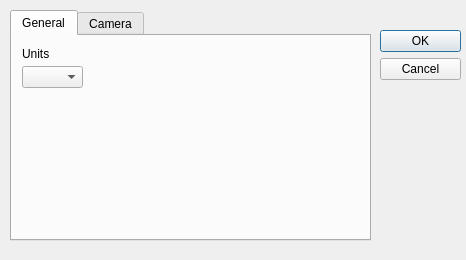
First picture: the form in core/sbmonitor/gui/designer/SettingsDialog.ui, repository DrAlta/smartbody, before the edit.
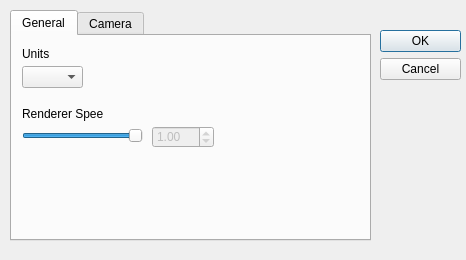
Second picture: the form after the edit.

Commit message: sbmonitor- the utils tab now automatically refreshes when connecting to an sb process. Added a renderer time scale slider to the settings menu that sends vhmsgs to the renderer for setting the update time.

Diff of the .ui file:
```diff
--- a/core/sbmonitor/gui/designer/SettingsDialog.ui
+++ b/core/sbmonitor/gui/designer/SettingsDialog.ui
@@ -68,6 +68,54 @@
       <string>Units</string>
      </property>
     </widget>
+    <widget class="QSlider" name="rendererSpeedSlider">
+     <property name="geometry">
+      <rect>
+       <x>10</x>
+       <y>90</y>
+       <width>121</width>
+       <height>19</height>
+      </rect>
+     </property>
+     <property name="maximum">
+      <number>100</number>
+     </property>
+     <property name="value">
+      <number>100</number>
+     </property>
+     <property name="orientation">
+      <enum>Qt::Horizontal</enum>
+     </property>
+    </widget>
+    <widget class="QLabel" name="rendererSpeedLabel">
+     <property name="geometry">
+      <rect>
+       <x>10</x>
+       <y>70</y>
+       <width>81</width>
+       <height>16</height>
+      </rect>
+     </property>
+     <property name="text">
+      <string>Renderer Speed</string>
+     </property>
+    </widget>
+    <widget class="QDoubleSpinBox" name="rendererSpeedBox">
+     <property name="enabled">
+      <bool>false</bool>
+     </property>
+     <property name="geometry">
+      <rect>
+       <x>140</x>
+       <y>90</y>
+       <width>62</width>
+       <height>22</height>
+      </rect>
+     </property>
+     <property name="value">
+      <double>1.000000000000000</double>
+     </property>
+    </widget>
    </widget>
    <widget class="QWidget" name="camera_tab">
     <attribute name="title">
```
The commit also changes 27 other files.
